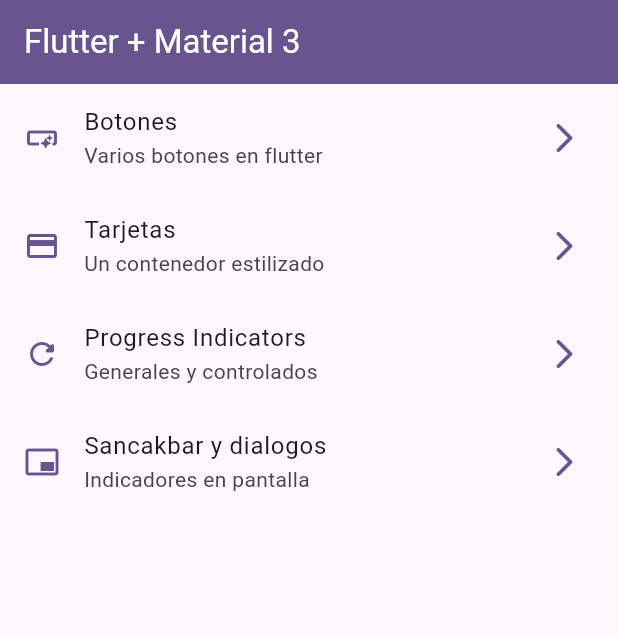
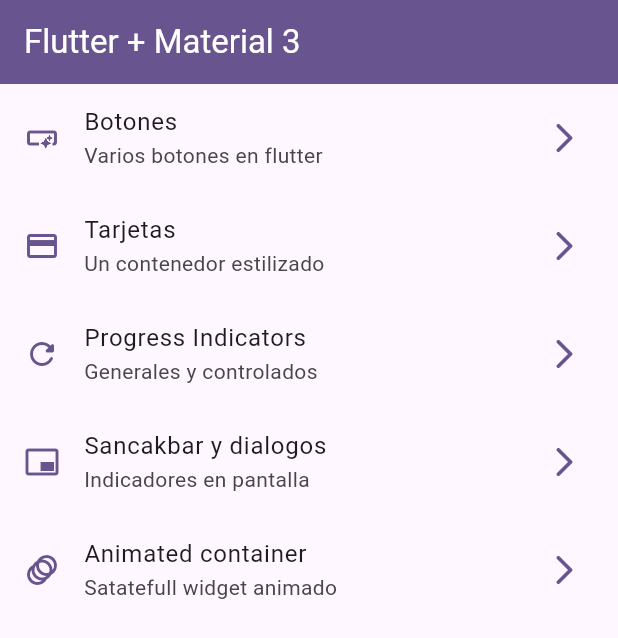
Before and after one commit to MaremagnumX/Flutter-widget-gallery, a Flutter app: the screen it shows after launch, on a phone screen of 412 x 824 dp. Shown: the top 638 px of the screen. Run offline on Flutter 3.47's test engine with Material 2 defaults, Android fonts, the phone set to English and light mode, and no system bars; our stand-ins replace go_router.

Commit message:
Animated container inicial añadido

```diff
--- a/lib/config/menu/menu_items.dart
+++ b/lib/config/menu/menu_items.dart
@@ -34,4 +34,9 @@ const appMenuItems = <MenuItem>[
       subTitle: 'Indicadores en pantalla',
       link: '/snackbar',
       icon: Icons.branding_watermark_outlined),
+  MenuItem(
+      title: 'Animated container',
+      subTitle: 'Satatefull widget animado',
+      link: '/animated',
+      icon: Icons.animation),
 ];
--- a/lib/router/app_router.dart
+++ b/lib/router/app_router.dart
@@ -29,5 +29,10 @@ final appRouter = GoRouter(
       name: SnackbarScreen.name,
       builder: (context, state) => const SnackbarScreen(),
     ),
+    GoRoute(
+      path: '/animated',
+      name: AnimatedScreen.name,
+      builder: (context, state) => const AnimatedScreen(),
+    ),
   ],
 );
```
Also changed, not shown: lib/presentation/screens/animated/animated_screen.dart (+35 -2 lines).
